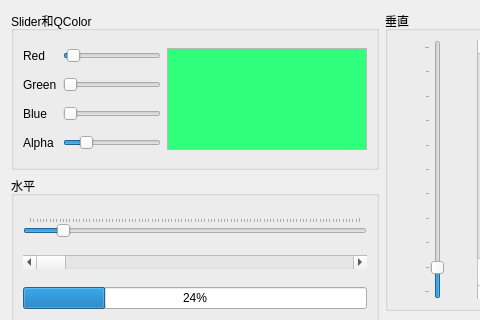
xx517230/Qt5p9DemoCode, file samp4_4/widget.ui: the form before one commit; both pictures show x 0 to 480 and y 0 to 320 of the 596 by 547 pixel window.
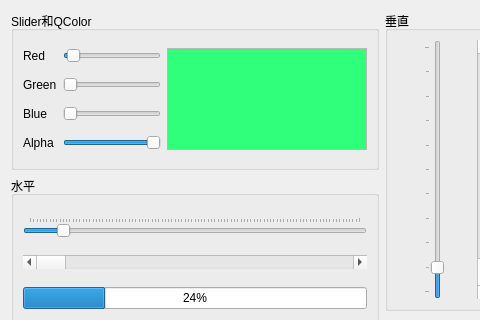
The form after the commit. Icons and pictures are not drawn.

```diff
--- a/samp4_4/widget.ui
+++ b/samp4_4/widget.ui
@@ -126,7 +126,7 @@
            <number>255</number>
           </property>
           <property name="value">
-           <number>50</number>
+           <number>255</number>
           </property>
           <property name="orientation">
            <enum>Qt::Horizontal</enum>
```
Left out of the diff: 5 changed lines with no effect on the pictures.
